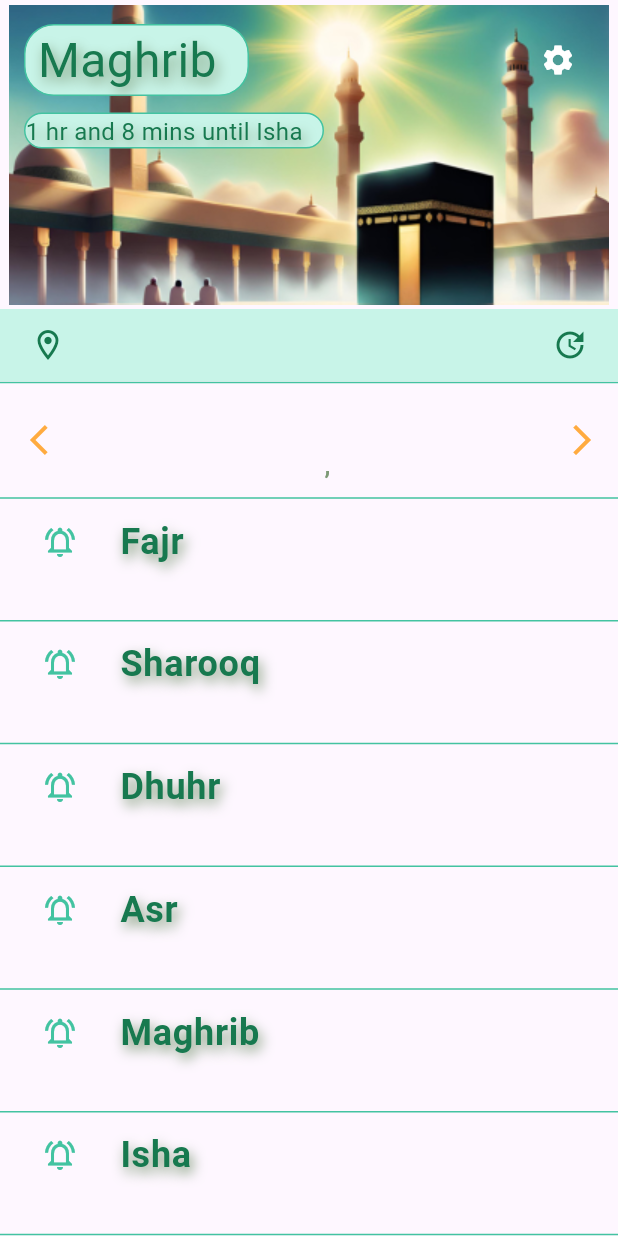
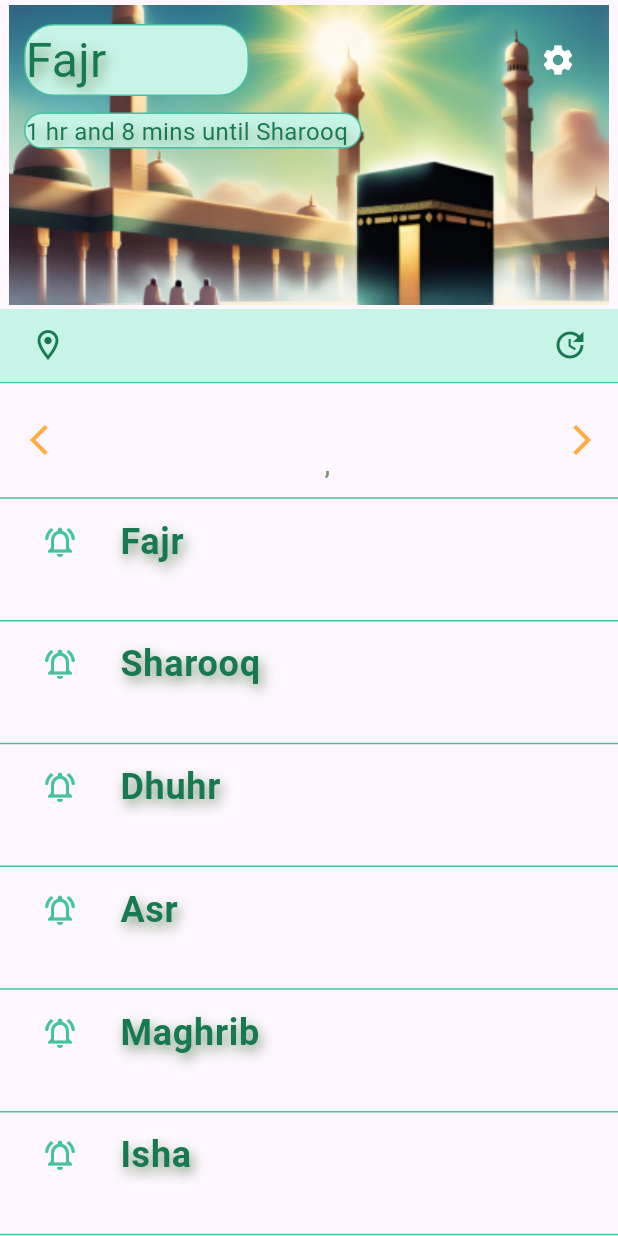
Before and after one commit to Terrence-Beckham/salah_app, a Flutter app: the SalahSuccessView widget shown alone on an empty page, opened directly, after a tap on the "update" icon, on a phone screen of 412 x 824 dp. Run offline on Flutter 3.47's test engine with Material 3 defaults, Android fonts, the phone set to English and light mode, and no system bars; our stand-ins replace bloc, dio, equatable, flutter_bloc, geolocator, hydrated_bloc and 2 more; accounts and stored records are empty; generated files the repository leaves out were written again.

Commit message:
Added the timer_repository.dart and current and next salah functionality

```diff
--- a/lib/Data/timer_repository.dart
+++ b/lib/Data/timer_repository.dart
@@ -1,27 +1,56 @@
+import 'dart:async';
+
 import 'package:flutter/material.dart';
 import 'package:intl/intl.dart';
+import 'package:isar/isar.dart';
 import 'package:logger/logger.dart';
 import 'package:salah_app/salah/cubit/salah_cubit.dart';
 import 'package:salah_app/salah/models/salah.dart';
+import 'package:salah_repository/salah_repository.dart';
 
-@override
-class TimerRepository extends StatelessWidget {
-  TimerRepository({super.key});
+class TimerRepository {
+  TimerRepository({
+    required Isar isarDb,
+  }) : _isar = isarDb;
 
+  final Isar _isar;
   final _logger = Logger();
+  final Salah _salah = Salah.empty;
+  CurrentSalah _currentSalah = CurrentSalah.unknown;
+  NextSalah _nextSalah = NextSalah.unknown;
+  late Timer _timer;
 
-  @override
-  Widget build(BuildContext context) {
-    return const Placeholder();
+  Stream<CurrentSalah> getCurrentSalah() async* {
+    ///Todo setup Timer duration to fire when the time for one Salah has ended and
+    // another has begun
   }
 
-  Stream<CurrentSalah> getCurrentSalah() async*{
-   ///Todo setup Timer duration to fire when the time for one Salah has ended and
-    // another has begun
-
+  Future<void> init() async {
+    final tempSalah = await retrieveSalah();
+    final result = getSalahTimeline(tempSalah!);
+    // final nextSalah = result[0],currentSalah;
+    _currentSalah = result.$1;
+    _nextSalah = result.$2;
+    _logger
+      ..i('This is the currentSalah $_currentSalah')
+      ..i('This is the NextSalah $_nextSalah');
+    // return(_currentSalah, _nextSalah);
   }
 
-  CurrentSalah getSalahDate(Salah salah) {
+  Future<Salah?> retrieveSalah() async {
+    // final formatedTime = DateFormat.yMMMd().format(DateTime.now());
+    final formatedTime = DateFormat('dd-MM-yyyy').format(DateTime.now());
+
+    final salah = await _isar.salahRepos
+        .filter()
+        .gregorianDateMatches(formatedTime)
+        .findFirst();
+    _logger.i('this is the salah from the db for today $salah');
+    final localSalah = Salah.fromRepository(salah!);
+    return localSalah;
+  }
+
+  (CurrentSalah, NextSalah) getSalahTimeline(Salah salah) {
     final dateString = salah.gregorianDate;
     final fajrDateTime = DateFormat('dd-MM-yyyy hh:mm')
         .parse('${salah.gregorianDate} ${salah.fajr}');
@@ -44,35 +73,44 @@ class TimerRepository extends StatelessWidget {
 
     if (now.isAfter(fajrDateTime) && now.isBefore(sharooqDateTime)) {
       _logger.i(' Fajr prayer is the current prayer');
-      return CurrentSalah.fajr;
+      final diff = fajrDateTime.difference(sharooqDateTime);
+      _logger.i('This is the time difference between fajr and Sharooq: $diff');
+      return (CurrentSalah.Fajr, NextSalah.Sharooq);
       // emit(state.copyWith(currentSalah: CurrentSalah.fajr));
     }
     if (now.isAfter(sharooqDateTime) && now.isBefore(dhuhrDateTime)) {
       _logger.i('Time is currently SharooqTime');
       // emit(state.copyWith(currentSalah: CurrentSalah.sharooq));
-      return CurrentSalah.sharooq;
+      return (CurrentSalah.Sharooq, NextSalah.Dhuhr);
     }
     if (now.isAfter(dhuhrDateTime) && now.isBefore(asrDateTime)) {
       _logger.i(' Dhuhr prayer is the current prayer');
       // emit(state.copyWith(currentSalah: CurrentSalah.dhuhr));
-      return CurrentSalah.dhuhr;
+      return (CurrentSalah.Dhuhr, NextSalah.Asr);
     }
     if (now.isAfter(asrDateTime) && now.isBefore(maghribDateTime)) {
       _logger.i(' Asr prayer is the current prayer');
       // emit(state.copyWith(currentSalah: CurrentSalah.asr));
-      return CurrentSalah.asr;
+      return (CurrentSalah.Asr, NextSalah.Maghrib);
     }
     if (now.isAfter(maghribDateTime) && now.isBefore(ishaDateTime)) {
       _logger.i(' Maghrib prayer is the current prayer');
+      final diff = maghribDateTime.difference(ishaDateTime);
+      _logger.i('This is the time difference between Maghrib and Isha: $diff');
       // emit(state.copyWith(currentSalah: CurrentSalah.maghrib));
-      return CurrentSalah.maghrib;
+      return (CurrentSalah.Maghrib, NextSalah.Isha);
     }
     // if(now.isAfter(ishaDateTime) && now.isBefore(fajrDateTime) ){
     if (now.isAfter(ishaDateTime)) {
       _logger.i(' Isha prayer is the current prayer');
       // emit(state.copyWith(currentSalah: CurrentSalah.isha));
-      return CurrentSalah.isha;
+      //TODO this has to be modified to use the next day's fajr prayer
+      return (CurrentSalah.Isha, NextSalah.Fajr);
     }
-    return  CurrentSalah.unknown;
+    return (CurrentSalah.unknown, NextSalah.unknown);
+  }
+
+  void startTimer(Duration diff) {
+    _timer = Timer(diff, () {});
   }
 }
--- a/lib/app/view/app.dart
+++ b/lib/app/view/app.dart
@@ -1,19 +1,27 @@
 import 'package:flutter/material.dart';
 import 'package:flutter_bloc/flutter_bloc.dart';
+import 'package:salah_app/Data/timer_repository.dart';
 import 'package:salah_app/salah/view/salah_view.dart';
 import 'package:salah_repository/salah_repository.dart';
 
 class MyApp extends StatelessWidget {
-  const MyApp(
-      {required SalahRepository salahRepository, super.key})
-      : _salahRepository = salahRepository;
+  const MyApp({
+    required SalahRepository salahRepository,
+    required TimerRepository timerRepository,
+    super.key,
+  })  : _salahRepository = salahRepository,
+        _timerRepository = timerRepository;
 
   final SalahRepository _salahRepository;
+  final TimerRepository _timerRepository;
 
   @override
   Widget build(BuildContext context) {
-    return RepositoryProvider.value(
-      value: _salahRepository,
+    return MultiRepositoryProvider(
+      providers: [
+        RepositoryProvider.value(value: _timerRepository),
+        RepositoryProvider.value(value: _salahRepository)
+      ],
       child: const MaterialApp(
         debugShowCheckedModeBanner: false,
         home: SalahPage(),
--- a/lib/main_development.dart
+++ b/lib/main_development.dart
@@ -1,6 +1,7 @@
 import 'package:flutter/material.dart';
 import 'package:isar/isar.dart';
 import 'package:path_provider/path_provider.dart';
+import 'package:salah_app/Data/timer_repository.dart';
 import 'package:salah_app/app/app.dart';
 import 'package:salah_app/bootstrap.dart';
 import 'package:salah_repository/salah_repository.dart';
@@ -14,10 +15,14 @@ void main() async {
   );
   final salahRepository =
       SalahRepository(isar: isar );
+
+ final timerRepository = TimerRepository(isarDb: isar);
+
   await bootstrap(
     () {
       return MyApp(
         salahRepository: salahRepository,
+        timerRepository: timerRepository,
       );
     },
   );
--- a/lib/main_production.dart
+++ b/lib/main_production.dart
@@ -1,6 +1,7 @@
 import 'package:flutter/widgets.dart';
 import 'package:isar/isar.dart';
 import 'package:path_provider/path_provider.dart';
+import 'package:salah_app/Data/timer_repository.dart';
 import 'package:salah_app/app/app.dart';
 import 'package:salah_app/bootstrap.dart';
 import 'package:salah_repository/salah_repository.dart';
@@ -13,11 +14,12 @@ void main() async {
     directory: dir.path,
   );
   final salahRepository = SalahRepository(isar: isar);
-
+  final timerRepository = TimerRepository(isarDb: isar);
   await bootstrap(
     () {
       return MyApp(
         salahRepository: salahRepository,
+        timerRepository: timerRepository,
       );
     },
   );
--- a/lib/main_staging.dart
+++ b/lib/main_staging.dart
@@ -1,6 +1,7 @@
 import 'package:flutter/widgets.dart';
 import 'package:isar/isar.dart';
 import 'package:path_provider/path_provider.dart';
+import 'package:salah_app/Data/timer_repository.dart';
 import 'package:salah_app/app/app.dart';
 import 'package:salah_app/bootstrap.dart';
 import 'package:salah_repository/salah_repository.dart';
@@ -14,10 +15,12 @@ void main() async {
   );
 
   final salahRepository = SalahRepository(isar: isar);
+  final timerRepository = TimerRepository(isarDb: isar);
   await bootstrap(
     () {
       return MyApp(
         salahRepository: salahRepository,
+        timerRepository: timerRepository,
       );
     },
   );
--- a/lib/salah/cubit/salah_cubit.dart
+++ b/lib/salah/cubit/salah_cubit.dart
@@ -2,17 +2,19 @@ import 'dart:async';
 
 import 'package:bloc/bloc.dart';
 import 'package:equatable/equatable.dart';
-import 'package:intl/intl.dart';
 import 'package:json_annotation/json_annotation.dart';
 import 'package:logger/logger.dart';
+import 'package:salah_app/Data/timer_repository.dart';
 import 'package:salah_app/salah/models/salah.dart';
 import 'package:salah_repository/salah_repository.dart' hide SalahRepo;
 
 part 'salah_state.dart';
 
 class SalahCubit extends Cubit<SalahState> {
-  SalahCubit(this._salahRepository) : super(const SalahState());
+  SalahCubit(this._salahRepository, this._timerRepository)
+      : super(const SalahState());
   final SalahRepository _salahRepository;
+  final TimerRepository _timerRepository;
   final _logger = Logger();
 
   initTimer(Salah salah) {}
@@ -20,14 +22,21 @@ class SalahCubit extends Cubit<SalahState> {
   Future<void> fetchSalah() async {
     // if (city == null || city.isEmpty) return;
     emit(state.copyWith(status: SalahStatus.loading));
+    await _timerRepository.init();
+
     try {
       final salah = Salah.fromRepository(await _salahRepository.getSalah());
+      final result = _timerRepository.getSalahTimeline(salah);
+      final currentSalah = result.$1;
+      final nextSalah = result.$2;
       // _getSalahDate(salah);
 
       emit(
         state.copyWith(
           status: SalahStatus.success,
           salah: salah,
+          currentSalah: currentSalah,
+          nextSalah: nextSalah,
         ),
       );
       // } catch (e) {
@@ -40,6 +49,4 @@ class SalahCubit extends Cubit<SalahState> {
       emit(state.copyWith(status: SalahStatus.failure));
     }
   }
-
-
 }
--- a/lib/salah/cubit/salah_state.dart
+++ b/lib/salah/cubit/salah_state.dart
@@ -2,9 +2,9 @@ part of 'salah_cubit.dart';
 
 enum SalahStatus { initial, loading, success, failure }
 
-enum CurrentSalah { fajr, sharooq, dhuhr, asr, maghrib, isha, unknown }
+enum CurrentSalah { Fajr, Sharooq, Dhuhr, Asr, Maghrib, Isha, unknown }
 
-enum NextSalah { fajr, sharooq, dhuhr, asr, maghrib, isha, unknown }
+enum NextSalah { Fajr, Sharooq, Dhuhr, Asr, Maghrib, Isha, unknown }
 
 extension SalahStatusX on SalahStatus {
   bool get isInitial => this == SalahStatus.initial;
@@ -21,8 +21,8 @@ final class SalahState extends Equatable {
   const SalahState({
     this.status = SalahStatus.initial,
     Salah? salah,
-    this.currentSalah = CurrentSalah.fajr,
-    this.nextSalah = NextSalah.sharooq,
+    this.currentSalah = CurrentSalah.Fajr,
+    this.nextSalah = NextSalah.Sharooq,
   }) : salah = salah ?? Salah.empty;
 
   final SalahStatus status;
--- a/lib/salah/view/salah_view.dart
+++ b/lib/salah/view/salah_view.dart
@@ -1,5 +1,6 @@
 import 'package:flutter/material.dart';
 import 'package:flutter_bloc/flutter_bloc.dart';
+import 'package:salah_app/Data/timer_repository.dart';
 import 'package:salah_app/konstants/konstants.dart';
 import 'package:salah_app/salah/cubit/salah_cubit.dart';
 import 'package:salah_app/salah_settings/view/salah_settings_view.dart';
@@ -15,7 +16,10 @@ class SalahPage extends StatelessWidget {
     return BlocProvider(
       create: (_) =>
           // SalahCubit(RepositoryProvider.of<SalahRepository>(context)),
-          SalahCubit(context.read<SalahRepository>()),
+          SalahCubit(
+        context.read<SalahRepository>(),
+        context.read<TimerRepository>(),
+      ),
       child: const SalahView(),
     );
   }
@@ -80,9 +84,9 @@ class SalahSuccessView extends StatelessWidget {
                           Radius.circular(20),
                         ),
                       ),
-                      child: const Text(
-                        ' Maghrib',
-                        style: TextStyle(
+                      child: Text(
+                        state.currentSalah.name,
+                        style: const TextStyle(
                           color: Color(0xFF17794F),
                           fontSize: 32,
                           shadows: [
@@ -106,7 +110,7 @@ class SalahSuccessView extends StatelessWidget {
                     left: 16,
                     child: Container(
                       height: 24,
-                      width: 200,
+                      width: 225,
                       decoration: BoxDecoration(
                         color: AppColor.lightAccentGreen,
                         border: Border.all(color: AppColor.accentGreen),
@@ -114,9 +118,9 @@ class SalahSuccessView extends StatelessWidget {
                           Radius.circular(20),
                         ),
                       ),
-                      child: const Text(
-                        '1 hr and 8 mins until Isha ',
-                        style: TextStyle(
+                      child:  Text(
+                        '1 hr and 8 mins until ${state.nextSalah.name} ',
+                        style: const TextStyle(
                           color: Color(0xFF17794F),
                           fontSize: 16,
                           shadows: [
@@ -221,8 +225,8 @@ class SalahSuccessView extends StatelessWidget {
                         Text(
                           // '20 Rajab, 1444',
                           '${state.salah.hijriDay}'
-                              ' ${state.salah.hijriMonthEnglish} '
-                              '${state.salah.hijriYear}',
+                          ' ${state.salah.hijriMonthEnglish} '
+                          '${state.salah.hijriYear}',
                           style: const TextStyle(
                             fontSize: 24,
                             color: AppColor.darkGreen,
```
